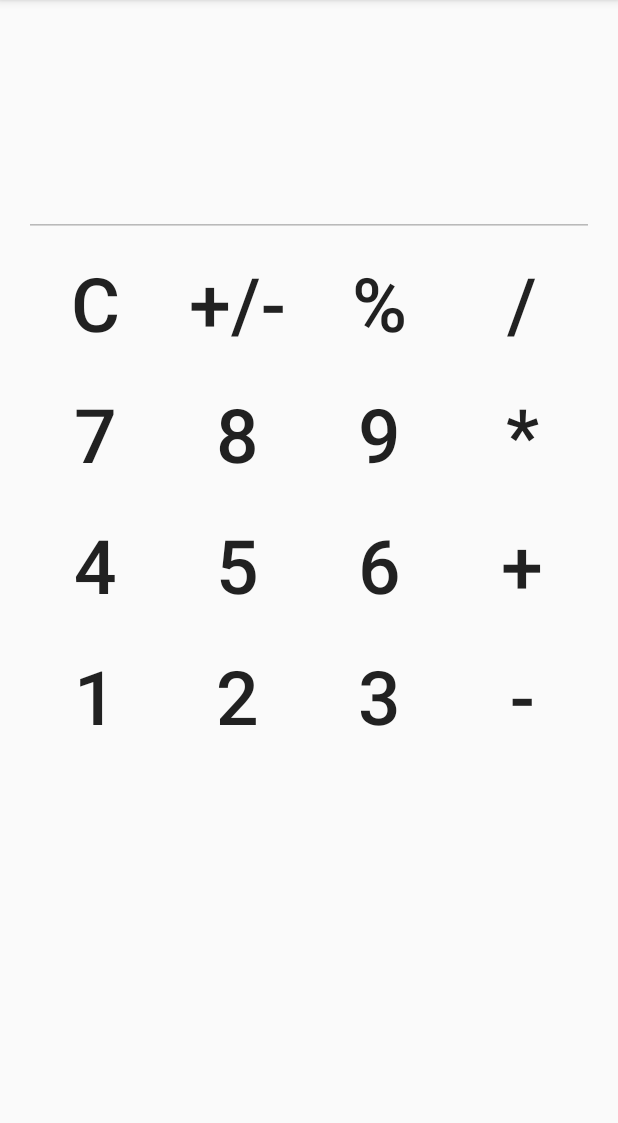
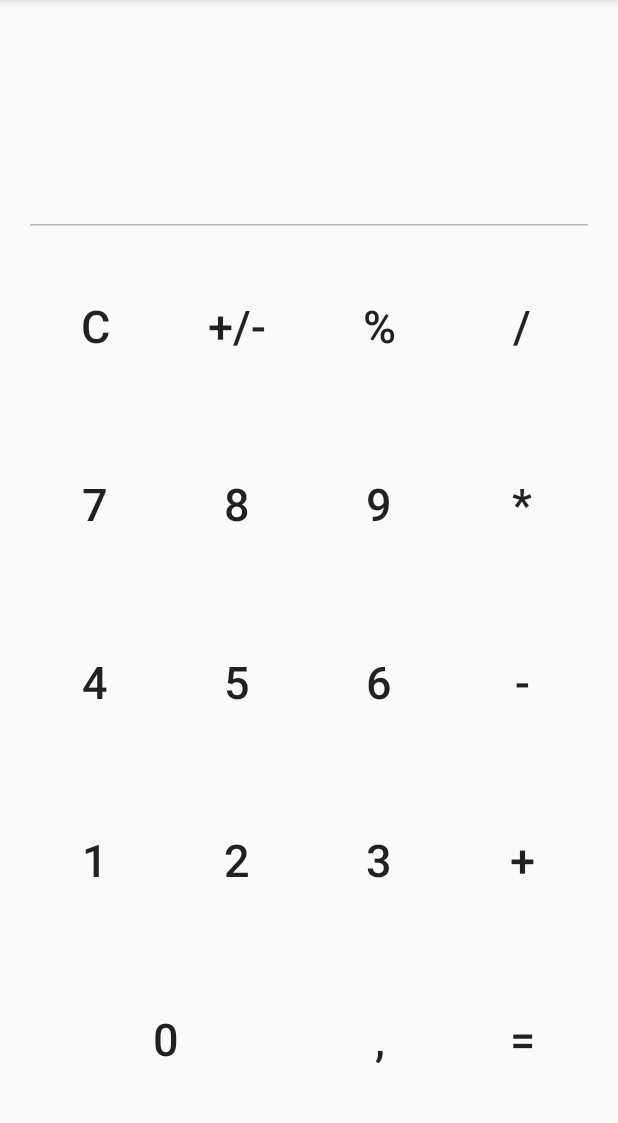
Before and after one commit to Wekker/androidCalculator, an Android app: the screen it shows after launch (MainActivity), on a phone screen of 412 x 824 dp, the part 84-1207 px from its top. Run offline under Robolectric (Android 15) with nearby library versions, the phone set to English and light mode, and no system bars; our stand-ins replace data binding.

Commit message:
Add linear layout to fix button equal distribution

```diff
--- a/app/src/main/res/layout/activity_main.xml
+++ b/app/src/main/res/layout/activity_main.xml
@@ -1,8 +1,7 @@
 <?xml version="1.0" encoding="utf-8"?>
 <layout xmlns:android="http://schemas.android.com/apk/res/android">
 
-    <RelativeLayout xmlns:app="http://schemas.android.com/apk/res-auto"
-        xmlns:tools="http://schemas.android.com/tools"
+    <RelativeLayout xmlns:tools="http://schemas.android.com/tools"
         android:layout_width="match_parent"
         android:layout_height="match_parent"
         android:paddingLeft="@dimen/activity_horizontal_margin"
@@ -12,7 +11,7 @@
         tools:context=".MainActivity">
 
         <TextView
-            android:id="@+id/displayView"
+            android:id="@+id/displayLayout"
             android:layout_width="match_parent"
             android:layout_height="wrap_content"
             android:layout_marginBottom="30dp"
@@ -22,7 +21,7 @@
             android:id="@+id/editText"
             android:layout_width="match_parent"
             android:layout_height="wrap_content"
-            android:layout_below="@id/displayView"
+            android:layout_below="@id/displayLayout"
             android:enabled="false"
             android:gravity="bottom"
             android:lines="2"
@@ -30,16 +29,23 @@
             android:textSize="20sp" />
 
         <LinearLayout
+            android:id="@+id/basic_button_panel"
+            android:layout_width="match_parent"
+            android:layout_height="match_parent"
+            android:layout_below="@id/editText"
+            android:orientation="vertical">
+
+            <LinearLayout
                 android:id="@+id/first_row"
                 android:layout_width="match_parent"
-            android:layout_height="wrap_content"
-            android:layout_below="@id/editText">
+                android:layout_height="0dp"
+                android:layout_weight="@dimen/regular_button_weight">
 
                 <Button
                     android:id="@+id/button_c"
                     style="@style/Widget.AppCompat.Button.Borderless"
                     android:layout_width="@dimen/regular_button_width"
-                android:layout_height="wrap_content"
+                    android:layout_height="match_parent"
                     android:layout_weight="@dimen/regular_button_weight"
                     android:text="@string/button_c"
                     android:textSize="@dimen/regular_button_size" />
@@ -48,7 +54,7 @@
                     android:id="@+id/button_arithmetic_sign"
                     style="@style/Widget.AppCompat.Button.Borderless"
                     android:layout_width="@dimen/regular_button_width"
-                android:layout_height="wrap_content"
+                    android:layout_height="match_parent"
                     android:layout_weight="@dimen/regular_button_weight"
                     android:text="@string/button_arithmetic_sign"
                     android:textSize="@dimen/regular_button_size" />
@@ -57,7 +63,7 @@
                     android:id="@+id/button_percentage"
                     style="@style/Widget.AppCompat.Button.Borderless"
                     android:layout_width="@dimen/regular_button_width"
-                android:layout_height="wrap_content"
+                    android:layout_height="match_parent"
                     android:layout_weight="@dimen/regular_button_weight"
                     android:text="@string/button_percentage"
                     android:textSize="@dimen/regular_button_size" />
@@ -66,7 +72,7 @@
                     android:id="@+id/button_divide"
                     style="@style/Widget.AppCompat.Button.Borderless"
                     android:layout_width="@dimen/regular_button_width"
-                android:layout_height="wrap_content"
+                    android:layout_height="match_parent"
                     android:layout_weight="@dimen/regular_button_weight"
                     android:text="@string/button_divide"
                     android:textSize="@dimen/regular_button_size" />
@@ -75,14 +81,14 @@
             <LinearLayout
                 android:id="@+id/second_row"
                 android:layout_width="match_parent"
-            android:layout_height="wrap_content"
-            android:layout_below="@id/first_row">
+                android:layout_height="0dp"
+                android:layout_weight="@dimen/regular_button_weight">
 
                 <Button
                     android:id="@+id/button_seven"
                     style="@style/Widget.AppCompat.Button.Borderless"
                     android:layout_width="@dimen/regular_button_width"
-                android:layout_height="wrap_content"
+                    android:layout_height="match_parent"
                     android:layout_weight="@dimen/regular_button_weight"
                     android:text="@string/button_seven"
                     android:textSize="@dimen/regular_button_size" />
@@ -91,7 +97,7 @@
                     android:id="@+id/button_eight"
                     style="@style/Widget.AppCompat.Button.Borderless"
                     android:layout_width="@dimen/regular_button_width"
-                android:layout_height="wrap_content"
+                    android:layout_height="match_parent"
                     android:layout_weight="@dimen/regular_button_weight"
                     android:text="@string/button_eight"
                     android:textSize="@dimen/regular_button_size" />
@@ -100,7 +106,7 @@
                     android:id="@+id/button_nine"
                     style="@style/Widget.AppCompat.Button.Borderless"
                     android:layout_width="@dimen/regular_button_width"
-                android:layout_height="wrap_content"
+                    android:layout_height="match_parent"
                     android:layout_weight="@dimen/regular_button_weight"
                     android:text="@string/button_nine"
                     android:textSize="@dimen/regular_button_size" />
@@ -109,7 +115,7 @@
                     android:id="@+id/button_multiply"
                     style="@style/Widget.AppCompat.Button.Borderless"
                     android:layout_width="@dimen/regular_button_width"
-                android:layout_height="wrap_content"
+                    android:layout_height="match_parent"
                     android:layout_weight="@dimen/regular_button_weight"
                     android:text="@string/button_multiply"
                     android:textSize="@dimen/regular_button_size" />
@@ -118,14 +124,14 @@
             <LinearLayout
                 android:id="@+id/third_row"
                 android:layout_width="match_parent"
-            android:layout_height="wrap_content"
-            android:layout_below="@id/second_row">
+                android:layout_height="0dp"
+                android:layout_weight="@dimen/regular_button_weight">
 
                 <Button
                     android:id="@+id/button_four"
                     style="@style/Widget.AppCompat.Button.Borderless"
                     android:layout_width="@dimen/regular_button_width"
-                android:layout_height="wrap_content"
+                    android:layout_height="match_parent"
                     android:layout_weight="@dimen/regular_button_weight"
                     android:text="@string/button_four"
                     android:textSize="@dimen/regular_button_size" />
@@ -134,7 +140,7 @@
                     android:id="@+id/button_five"
                     style="@style/Widget.AppCompat.Button.Borderless"
                     android:layout_width="@dimen/regular_button_width"
-                android:layout_height="wrap_content"
+                    android:layout_height="match_parent"
                     android:layout_weight="@dimen/regular_button_weight"
                     android:text="@string/button_five"
                     android:textSize="@dimen/regular_button_size" />
@@ -143,32 +149,32 @@
                     android:id="@+id/button_six"
                     style="@style/Widget.AppCompat.Button.Borderless"
                     android:layout_width="@dimen/regular_button_width"
-                android:layout_height="wrap_content"
+                    android:layout_height="match_parent"
                     android:layout_weight="@dimen/regular_button_weight"
                     android:text="@string/button_six"
                     android:textSize="@dimen/regular_button_size" />
 
                 <Button
-                android:id="@+id/button_plus"
+                    android:id="@+id/button_minus"
                     style="@style/Widget.AppCompat.Button.Borderless"
                     android:layout_width="@dimen/regular_button_width"
-                android:layout_height="wrap_content"
+                    android:layout_height="match_parent"
                     android:layout_weight="@dimen/regular_button_weight"
-                android:text="@string/button_plus"
+                    android:text="@string/button_minus"
                     android:textSize="@dimen/regular_button_size" />
             </LinearLayout>
 
             <LinearLayout
                 android:id="@+id/fourth_row"
                 android:layout_width="match_parent"
-            android:layout_height="wrap_content"
-            android:layout_below="@id/third_row">
+                android:layout_height="0dp"
+                android:layout_weight="@dimen/regular_button_weight">
 
                 <Button
                     android:id="@+id/button_one"
                     style="@style/Widget.AppCompat.Button.Borderless"
                     android:layout_width="@dimen/regular_button_width"
-                android:layout_height="wrap_content"
+                    android:layout_height="match_parent"
                     android:layout_weight="@dimen/regular_button_weight"
                     android:text="@string/button_one"
                     android:textSize="@dimen/regular_button_size" />
@@ -177,7 +183,7 @@
                     android:id="@+id/button_two"
                     style="@style/Widget.AppCompat.Button.Borderless"
                     android:layout_width="@dimen/regular_button_width"
-                android:layout_height="wrap_content"
+                    android:layout_height="match_parent"
                     android:layout_weight="@dimen/regular_button_weight"
                     android:text="@string/button_two"
                     android:textSize="@dimen/regular_button_size" />
@@ -186,20 +192,54 @@
                     android:id="@+id/button_three"
                     style="@style/Widget.AppCompat.Button.Borderless"
                     android:layout_width="@dimen/regular_button_width"
-                android:layout_height="wrap_content"
+                    android:layout_height="match_parent"
                     android:layout_weight="@dimen/regular_button_weight"
                     android:text="@string/button_three"
                     android:textSize="@dimen/regular_button_size" />
 
                 <Button
-                android:id="@+id/button_minus"
+                    android:id="@+id/button_plus"
                     style="@style/Widget.AppCompat.Button.Borderless"
                     android:layout_width="@dimen/regular_button_width"
-                android:layout_height="wrap_content"
+                    android:layout_height="match_parent"
                     android:layout_weight="@dimen/regular_button_weight"
-                android:text="@string/button_minus"
+                    android:text="@string/button_plus"
                     android:textSize="@dimen/regular_button_size" />
             </LinearLayout>
 
+            <LinearLayout
+                android:id="@+id/fifth_row"
+                android:layout_width="match_parent"
+                android:layout_height="0dp"
+                android:layout_weight="@dimen/regular_button_weight">
+
+                <Button
+                    android:id="@+id/button_zero"
+                    style="@style/Widget.AppCompat.Button.Borderless"
+                    android:layout_width="@dimen/regular_button_width"
+                    android:layout_height="match_parent"
+                    android:layout_weight="@dimen/regular_button_weight"
+                    android:text="@string/button_zero"
+                    android:textSize="@dimen/regular_button_size" />
+
+                <Button
+                    android:id="@+id/button_comma"
+                    style="@style/Widget.AppCompat.Button.Borderless"
+                    android:layout_width="@dimen/regular_button_width"
+                    android:layout_height="match_parent"
+                    android:layout_weight="@dimen/regular_button_half_weight"
+                    android:text="@string/button_comma"
+                    android:textSize="@dimen/regular_button_size" />
+
+                <Button
+                    android:id="@+id/button_equal"
+                    style="@style/Widget.AppCompat.Button.Borderless"
+                    android:layout_width="@dimen/regular_button_width"
+                    android:layout_height="match_parent"
+                    android:layout_weight="@dimen/regular_button_half_weight"
+                    android:text="@string/button_equal"
+                    android:textSize="@dimen/regular_button_size" />
+            </LinearLayout>
+        </LinearLayout>
     </RelativeLayout>
 </layout>
--- a/app/src/main/res/values/dimens.xml
+++ b/app/src/main/res/values/dimens.xml
@@ -2,7 +2,9 @@
 <resources>
     <dimen name="activity_horizontal_margin">16dp</dimen>
     <dimen name="activity_vertical_margin">16dp</dimen>
-    <dimen name="regular_button_size">50sp</dimen>
+    <dimen name="regular_button_size">30sp</dimen>
     <dimen name="regular_button_width">0dp</dimen>
     <dimen name="regular_button_weight">1</dimen>
+    <dimen name="regular_button_half_weight">0.5</dimen>
+    <dimen name="regular_button_three_quarter_weight">0.75</dimen>
 </resources>
--- a/app/src/main/res/values/strings.xml
+++ b/app/src/main/res/values/strings.xml
@@ -7,6 +7,7 @@
     <string name="button_multiply">*</string>
     <string name="button_plus">+</string>
     <string name="button_minus">-</string>
+    <string name="button_equal">=</string>
     <string name="button_comma">,</string>
     <string name="button_nine">9</string>
     <string name="button_eight">8</string>
```
Lines whose indentation alone changed are shown as unchanged.
